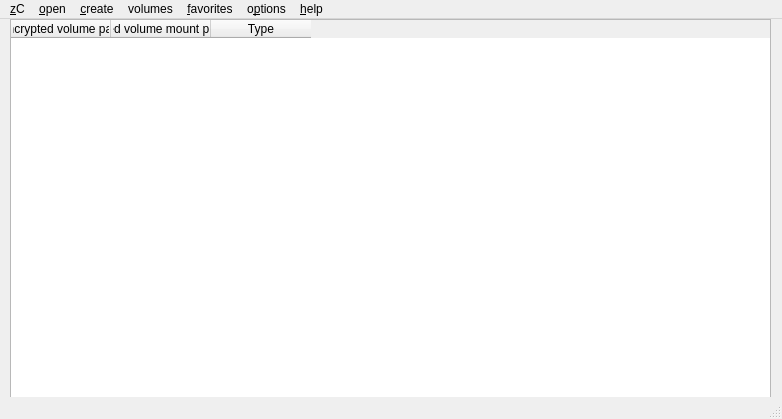
mhogomchungu/zuluCrypt, file zuluCrypt-gui/zulucrypt.ui: the form before one commit.
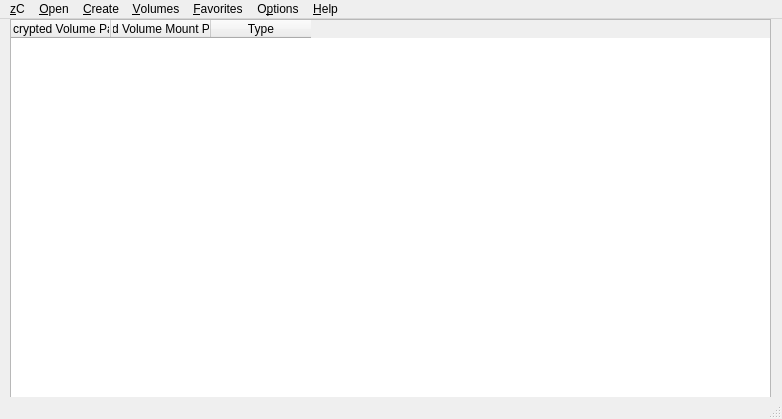
The form after the commit. Icons and pictures are not drawn.

Diff of the .ui file:
```diff
--- a/zuluCrypt-gui/zulucrypt.ui
+++ b/zuluCrypt-gui/zulucrypt.ui
@@ -77,12 +77,12 @@
     </property>
     <column>
      <property name="text">
-      <string>Encrypted volume path</string>
+      <string>Encrypted Volume Path</string>
      </property>
     </column>
     <column>
      <property name="text">
-      <string>Encrypted volume mount point path</string>
+      <string>Encrypted Volume Mount Point Path</string>
      </property>
     </column>
     <column>
@@ -103,7 +103,7 @@
    </property>
    <widget class="QMenu" name="menuOpen">
     <property name="title">
-     <string>&amp;open</string>
+     <string>&amp;Open</string>
     </property>
     <addaction name="actionFileOpen"/>
     <addaction name="actionPartitionOpen"/>
@@ -113,7 +113,7 @@
    </widget>
    <widget class="QMenu" name="menuCreate">
     <property name="title">
-     <string>&amp;create</string>
+     <string>&amp;Create</string>
     </property>
     <addaction name="actionFileCreate"/>
     <addaction name="actionPartitionCreate"/>
@@ -121,7 +121,7 @@
    </widget>
    <widget class="QMenu" name="menuHelp">
     <property name="title">
-     <string>&amp;help</string>
+     <string>&amp;Help</string>
     </property>
     <addaction name="actionLuks_header_backup"/>
     <addaction name="actionOpen_zuluCrypt_pdf"/>
@@ -129,7 +129,7 @@
    </widget>
    <widget class="QMenu" name="menuConfigure">
     <property name="title">
-     <string>volumes</string>
+     <string>&amp;Volumes</string>
     </property>
     <addaction name="actionAddKey"/>
     <addaction name="actionDeleteKey"/>
@@ -139,7 +139,7 @@
    </widget>
    <widget class="QMenu" name="menuOptions">
     <property name="title">
-     <string>o&amp;ptions</string>
+     <string>O&amp;ptions</string>
     </property>
     <addaction name="actionTray_icon"/>
     <addaction name="actionFonts"/>
@@ -153,7 +153,7 @@
    </widget>
    <widget class="QMenu" name="menuFavorites">
     <property name="title">
-     <string>&amp;favorites</string>
+     <string>&amp;Favorites</string>
     </property>
    </widget>
    <widget class="QMenu" name="menu_zc">
```
Left out of the diff: 60 changed lines with no effect on the pictures.
